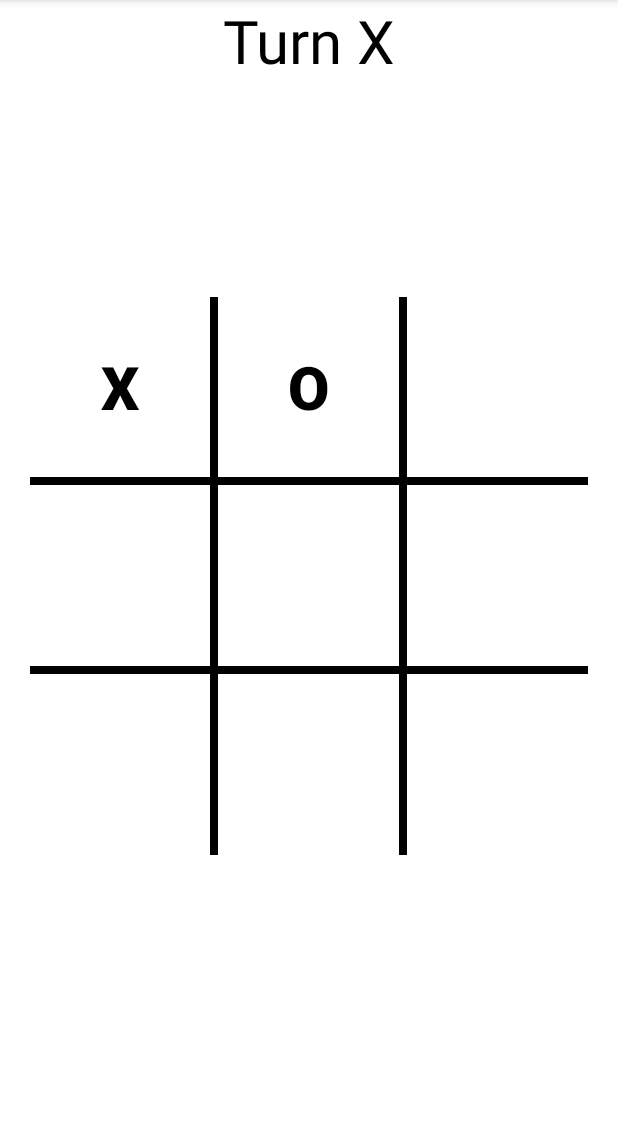
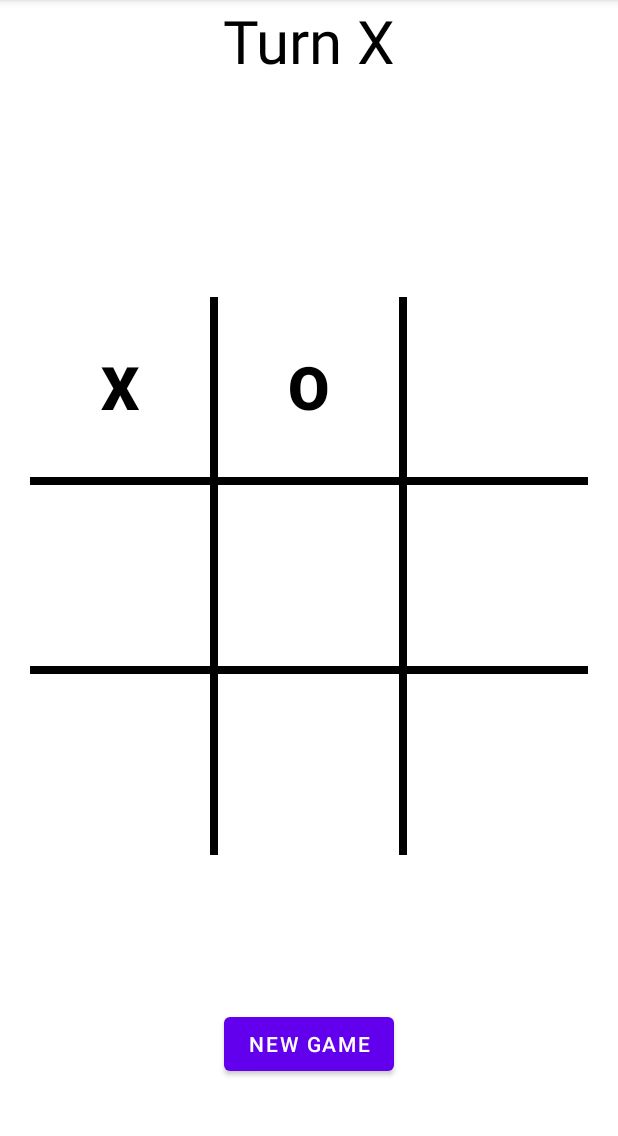
Before and after one commit to mckane93/TicTacToe, an Android app: the screen it shows after launch (MainActivity), after a tap on an icon or button, on a phone screen of 412 x 824 dp, the part 84-1220 px from its top. Run offline under Robolectric (Android 15) with nearby library versions, the phone set to English and light mode, and no system bars; 2 other taps on this screen came first.

Commit message:
latest version

```diff
--- a/app/src/main/java/com/example/tictactoe/MainActivity.kt
+++ b/app/src/main/java/com/example/tictactoe/MainActivity.kt
@@ -9,6 +9,7 @@ import com.example.tictactoe.databinding.ActivityMainBinding
 
 class MainActivity : AppCompatActivity()
 {
+
     enum class Turn
     {
         NOUGHT,
@@ -32,6 +33,7 @@ class MainActivity : AppCompatActivity()
         setContentView(binding.root)
         initBoard()
     }
+
 
     private fun initBoard()
     {
@@ -69,6 +71,7 @@ class MainActivity : AppCompatActivity()
         }
 
     }
+
 
     private fun checkForVictory(s: String): Boolean
     {
@@ -119,6 +122,7 @@ class MainActivity : AppCompatActivity()
         {
             button.text = ""
         }
+
 
         if(firstTurn == Turn.NOUGHT)
             firstTurn = Turn.CROSS
--- a/app/src/main/res/layout/activity_main.xml
+++ b/app/src/main/res/layout/activity_main.xml
@@ -11,7 +11,7 @@
         android:id="@+id/turnTV"
         android:layout_width="wrap_content"
         android:layout_height="wrap_content"
-        android:text="Turn X"
+        android:text="@string/turn_x"
         android:textColor="@color/black"
         android:textSize="40sp"
         app:layout_constraintLeft_toLeftOf="parent"
@@ -109,4 +109,14 @@
 
     </LinearLayout>
 
+    <Button
+        android:id="@+id/NewGame"
+        android:layout_width="wrap_content"
+        android:layout_height="wrap_content"
+        android:layout_marginBottom="48dp"
+        android:text="@string/new_game"
+        app:layout_constraintBottom_toBottomOf="parent"
+        app:layout_constraintEnd_toEndOf="parent"
+        app:layout_constraintStart_toStartOf="parent" />
+
 </androidx.constraintlayout.widget.ConstraintLayout>
--- a/app/src/main/res/values/strings.xml
+++ b/app/src/main/res/values/strings.xml
@@ -1,3 +1,6 @@
 <resources>
     <string name="app_name">Tic Tac Toe</string>
+    <string name="restart">Restart</string>
+    <string name="new_game">New Game</string>
+    <string name="turn_x">Turn X</string>
 </resources>
```
